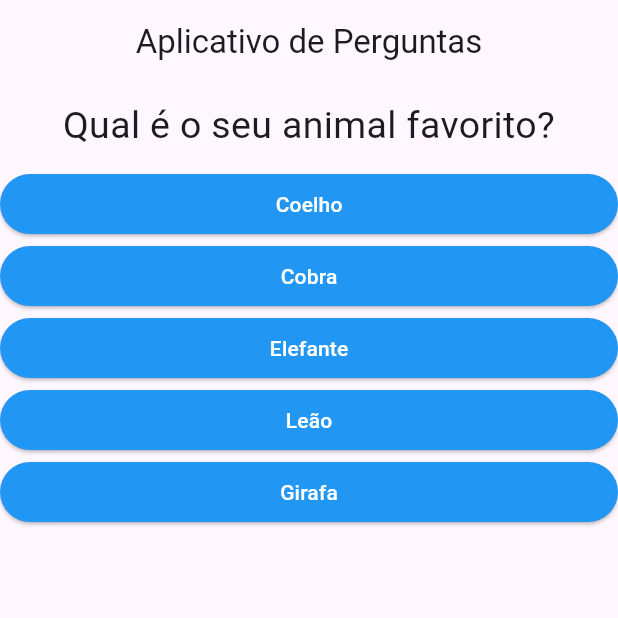
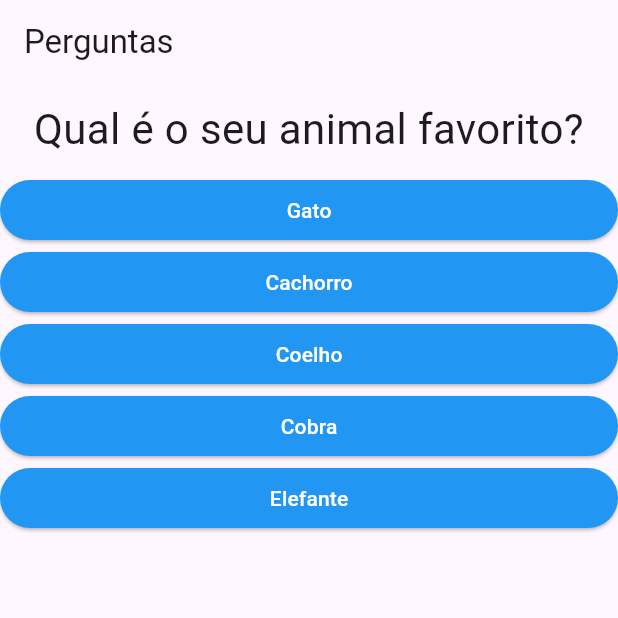
Before and after one commit to Rodrigodil/projeto_perguntas, a Flutter app: the screen it shows after launch, after a tap on "Preto", on a phone screen of 412 x 824 dp, the top half of it. Run offline on Flutter 3.47's test engine with Material 3 defaults, Android fonts, the phone set to English and light mode, and no system bars.

Commit message:
Questionario completo!

```diff
--- a/lib/main.dart
+++ b/lib/main.dart
@@ -1,31 +1,62 @@
 import 'package:flutter/material.dart';
-import './questao.dart';
-import './resposta.dart';
+import './questionario.dart';
+import './resultado.dart';
 
 void main() => runApp(const PerguntaApp());
 
 class _PerguntaAppState extends State<PerguntaApp> {
   var _perguntaSelecionada = 0;
+  var _pontuacaoTotal = 0;
 
-  final List<Map<String, Object>> _perguntas = [
+  final _perguntas = const [
     {
       'texto': 'Qual é a sua cor favorita?',
-      'respostas': ['Preto', 'Vermelho', 'Verde', 'Branco', 'Azul'],
+      'respostas': [
+        {'texto':'Preto', 'pontuacao': 10},
+        {'texto':'Vermelho', 'pontuacao': 7},
+        {'texto':'Verde', 'pontuacao': 5},
+        {'texto':'Branco', 'pontuacao': 3},
+        {'texto':'Azul', 'pontuacao': 1}
+        ],
+      },
+    {
+      'texto': 'Qual é o seu animal favorito?',
+      'respostas': [
+        {'texto':'Gato', 'pontuacao': 10},
+        {'texto':'Cachorro', 'pontuacao': 7},
+        {'texto':'Coelho', 'pontuacao': 5},
+        {'texto':'Cobra', 'pontuacao': 3},
+        {'texto':'Elefante', 'pontuacao': 1}
+        ],
+
     },
     {
-      'texto': 'Qual é o seu animal favorito?',
-      'respostas': ['Coelho', 'Cobra', 'Elefante', 'Leão', 'Girafa'],
+      'texto': 'Qual é o seu Heroi favorito?',
+      'respostas': [
+        {'texto':'Capitão America', 'pontuacao': 10},
+        {'texto':'Homem de Ferro', 'pontuacao': 7},
+        {'texto':'Thor', 'pontuacao': 5},
+        {'texto':'Hulk', 'pontuacao': 3},
+        {'texto':'Viúva Negra', 'pontuacao': 1}
+        ],
     },
     {
       'texto': 'Qual é o seu instrutor favorito?',
-      'respostas': ['Maria', 'João', 'Leo', 'Pedro', 'Rodrigo'],
+      'respostas': [
+        {'texto':'Maria', 'pontuacao': 10},
+        {'texto':'João', 'pontuacao': 7},
+        {'texto':'Leo', 'pontuacao': 5},
+        {'texto':'Pedro', 'pontuacao': 3},
+        {'texto':'Rodrigo', 'pontuacao': 1}
+        ],
     },
   ];
 
-  void _responder() {
+  void _responder(int pontuacao) {
     if (temPerguntaSelecionada) {
       setState(() {
         _perguntaSelecionada++;
+        _pontuacaoTotal += pontuacao;
       });
     }
   }
@@ -33,6 +64,7 @@ class _PerguntaAppState extends State<PerguntaApp> {
   void _reiniciarQuestionario() {
     setState(() {
       _perguntaSelecionada = 0;
+      _pontuacaoTotal = 0;
     });
   }
 
@@ -42,36 +74,21 @@ class _PerguntaAppState extends State<PerguntaApp> {
 
   @override
   Widget build(BuildContext context) {
-    List<String>? respostas = temPerguntaSelecionada
-        ? _perguntas[_perguntaSelecionada]['respostas'] as List<String> : [];
-
     return MaterialApp(
       home: Scaffold(
         appBar: AppBar(
-          title: const Center(
-            child: Text('Aplicativo de Perguntas'),
-          ),
+          title: const Text('Perguntas'),
         ),
-        body: temPerguntaSelecionada
-            ? Column(
-                children: [
-                  Questao(_perguntas[_perguntaSelecionada]['texto'] as String),
-                  ...respostas.map((t) => Resposta(t, _responder)).toList(),
-                ],
-              )
-            : Center(
-                child: Column(
-                  mainAxisAlignment: MainAxisAlignment.center,
-                  children: [
-                    Text('Parabéns!', style: TextStyle(fontSize: 25)),
-                    SizedBox(height: 20),
-                    ElevatedButton(
-                      onPressed: _reiniciarQuestionario,
-                      child: Text('Reiniciar Questionário'),
-                    ),
-                  ],
-                ),
-              ),
+            body: temPerguntaSelecionada
+                ? Questionario(
+                    perguntas: _perguntas,
+                    perguntaSelecionada: _perguntaSelecionada,
+                    quandoResponder: _responder,
+                  )
+                : Resultado(
+        pontuacao: _pontuacaoTotal,
+        quandoReiniciarQuestionario: _reiniciarQuestionario,
+      ),
       ),
     );
   }
@@ -85,3 +102,33 @@ class PerguntaApp extends StatefulWidget {
     return _PerguntaAppState();
   }
 }
+
+class Resultado extends StatelessWidget {
+  final int pontuacao;
+  final void Function() quandoReiniciarQuestionario;
+
+  const Resultado({super.key, required this.pontuacao, required this.quandoReiniciarQuestionario});
+
+  @override
+  Widget build(BuildContext context) {
+    return Center(
+      child: Column(
+        mainAxisAlignment: MainAxisAlignment.center,
+        children: [
+          const Text(
+            'Parabéns!',
+            style: TextStyle(fontSize: 28),
+          ),
+          ElevatedButton(
+            onPressed: quandoReiniciarQuestionario,
+            style: ElevatedButton.styleFrom(
+              backgroundColor: Colors.blue, // Background color
+              foregroundColor: Colors.white, // Text color
+            ),
+            child: const Text('Reiniciar Perguntas'),
+          ),
+        ],
+      ),
+    );
+  }
+}
--- a/lib/questao.dart
+++ b/lib/questao.dart
@@ -12,7 +12,7 @@ class Questao extends StatelessWidget {
       margin: const EdgeInsets.all(10),
       child: Text(
         texto,
-        style: const TextStyle(fontSize: 25),
+        style: const TextStyle(fontSize: 28),
         textAlign: TextAlign.center,
       ),
     );
--- /dev/null
+++ b/lib/questionario.dart
@@ -0,0 +1,40 @@
+import 'package:flutter/material.dart';
+import './questao.dart';
+import './resposta.dart';
+
+class Questionario extends StatelessWidget {
+  final List<Map<String, Object>> perguntas;
+  final int perguntaSelecionada;
+  final void Function(int) quandoResponder;
+
+  const Questionario({
+    required this.perguntas,
+    required this.perguntaSelecionada,
+    required this.quandoResponder,
+    super.key,
+  });
+
+  bool get temPerguntaSelecionada {
+    return perguntaSelecionada < perguntas.length;
+  }
+
+  @override
+  Widget build(BuildContext context) {
+    List<Map<String, Object>> respostas = temPerguntaSelecionada
+        ? perguntas[perguntaSelecionada]['respostas'] as List<Map<String, Object>>
+        : [];
+
+    return Column(
+      children: <Widget>[
+        Questao(perguntas[perguntaSelecionada]['texto'] as String),
+        ...respostas.map((resp) {
+          return Resposta(
+            resp['texto'] as String,
+            () => quandoResponder(resp['pontuacao'] as int),
+          );
+        }).toList(),
+      ],
+
+    );
+  }
+}
```
Also changed, not shown: lib/resultado.dart (added, +62 -0 lines).
